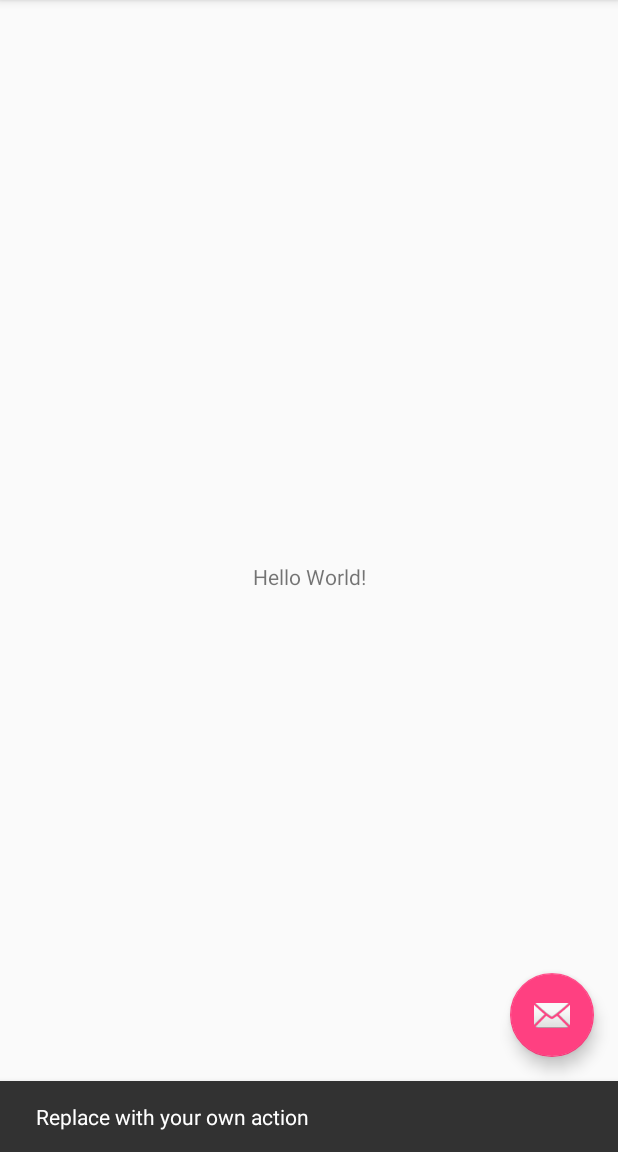
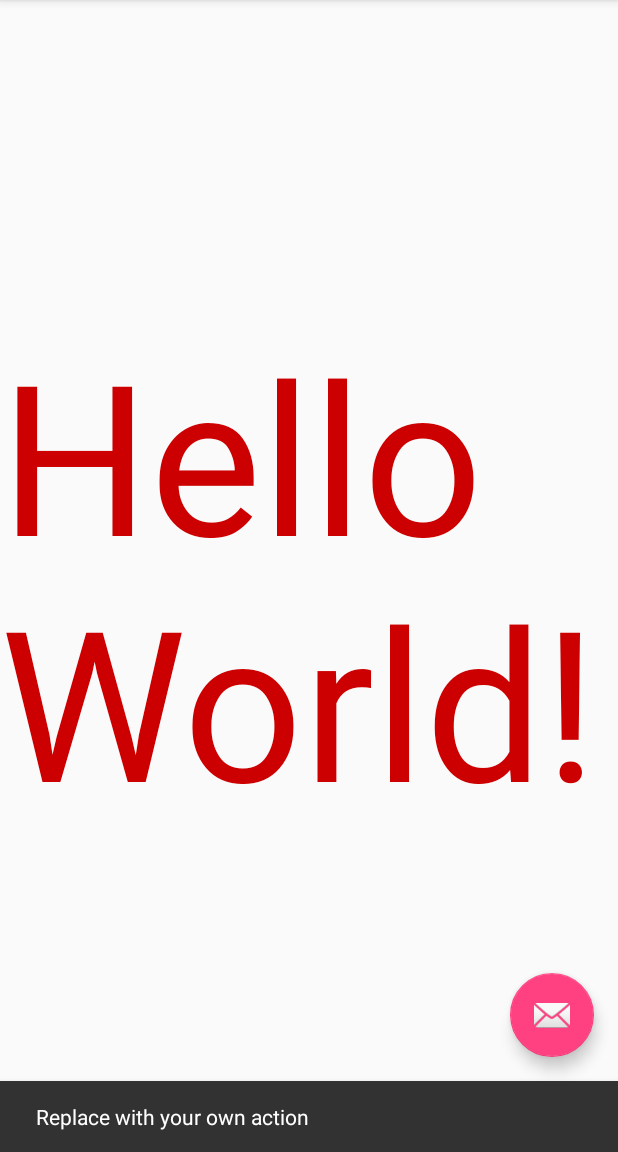
Before and after one commit to anw063/TestProject, an Android app: the screen it shows after launch (MainActivity), after a tap on an icon or button, on a phone screen of 412 x 824 dp, the part 84-1236 px from its top. Run offline under Robolectric (Android 15) with nearby library versions, the phone set to English and light mode, and no system bars.

Commit message:
Increased textSize to 140dp and changed color to dark red

```diff
--- a/app/src/main/res/layout/content_main.xml
+++ b/app/src/main/res/layout/content_main.xml
@@ -12,6 +12,8 @@
         android:layout_width="wrap_content"
         android:layout_height="wrap_content"
         android:text="Hello World!"
+        android:textSize="140dp"
+        android:textColor="@android:color/holo_red_dark"
         app:layout_constraintBottom_toBottomOf="parent"
         app:layout_constraintLeft_toLeftOf="parent"
         app:layout_constraintRight_toRightOf="parent"
```
